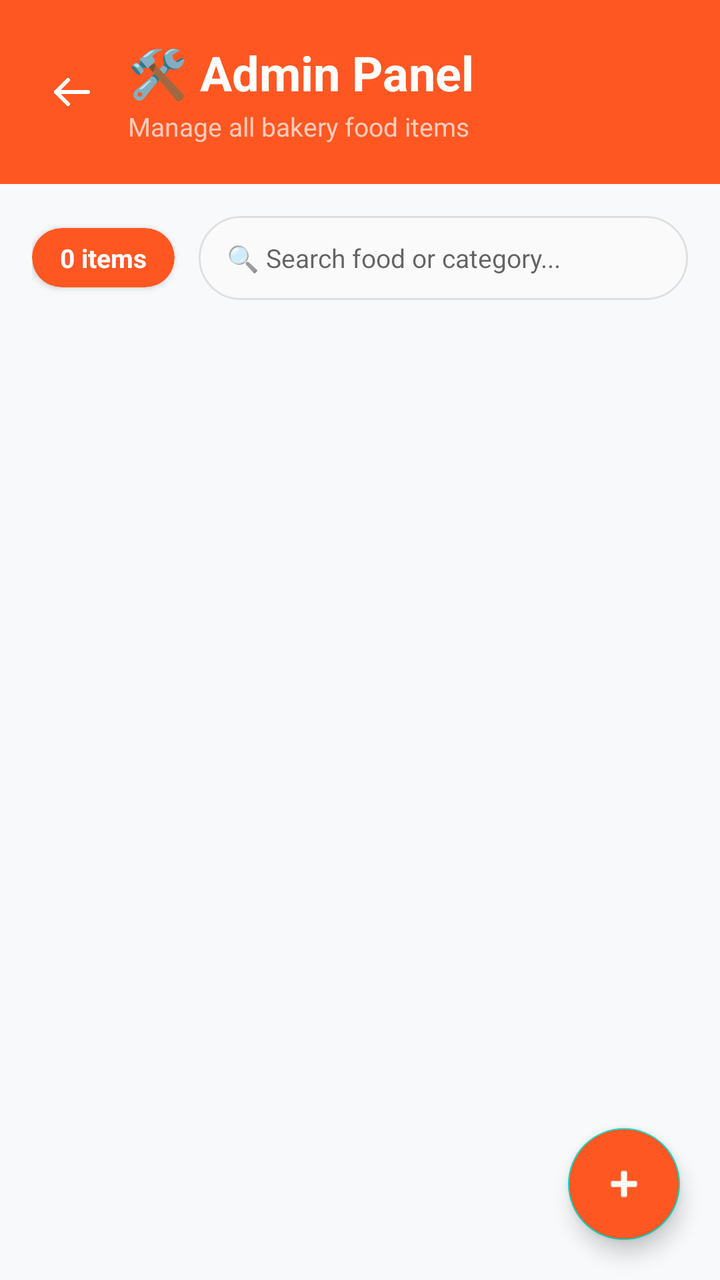
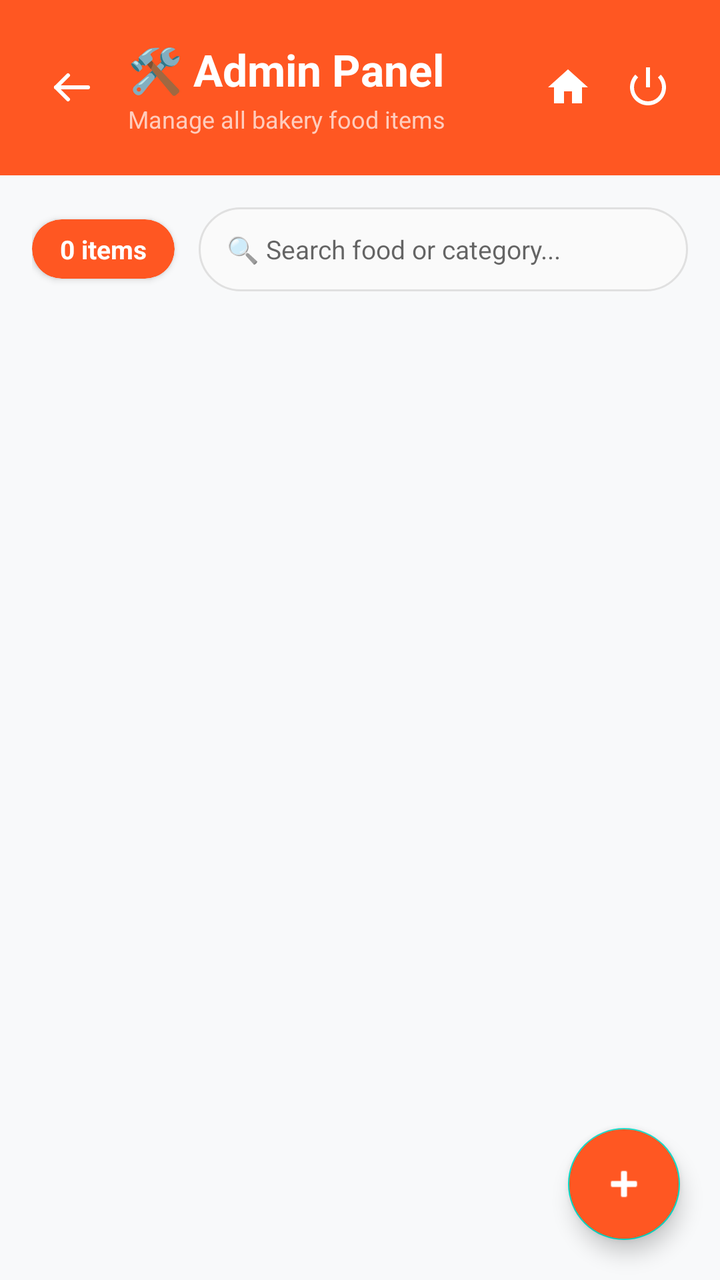

Before-and-after screenshots of an Android layout around one commit, followed by the original layout XML and the change that was made.
<!-- AndroidManifest.xml: application theme Theme.BakeBlissBakery -->
<!-- res/layout/activity_admin.xml -->
<?xml version="1.0" encoding="utf-8"?>
<androidx.constraintlayout.widget.ConstraintLayout
    xmlns:android="http://schemas.android.com/apk/res/android"
    xmlns:app="http://schemas.android.com/apk/res-auto"
    xmlns:tools="http://schemas.android.com/tools"
    android:id="@+id/main_admin_layout"
    android:layout_width="match_parent"
    android:layout_height="match_parent"
    android:background="#F8F9FA"
    tools:ignore="HardcodedText,TextContrast">

    
    <LinearLayout
        android:id="@+id/adminHeader"
        android:layout_width="match_parent"
        android:layout_height="wrap_content"
        android:background="#FF5722"
        android:orientation="vertical"
        android:paddingHorizontal="16dp"
        android:paddingTop="20dp"
        android:paddingBottom="20dp"
        app:layout_constraintTop_toTopOf="parent">

        <LinearLayout
            android:layout_width="match_parent"
            android:layout_height="wrap_content"
            android:orientation="horizontal"
            android:gravity="center_vertical">

            <ImageView
                android:id="@+id/btnBackAdmin"
                android:layout_width="40dp"
                android:layout_height="40dp"
                android:src="@drawable/ic_back_arrow"
                android:padding="8dp"
                app:tint="#FFFFFF"
                android:background="?attr/selectableItemBackgroundBorderless"
                android:clickable="true"
                android:focusable="true"
                android:contentDescription="Back" />

            <LinearLayout
                android:layout_width="0dp"
                android:layout_height="wrap_content"
                android:layout_weight="1"
                android:layout_marginStart="8dp"
                android:orientation="vertical">

                <TextView
                    android:layout_width="wrap_content"
                    android:layout_height="wrap_content"
                    android:text="🛠️ Admin Panel"
                    android:textColor="#FFFFFF"
                    android:textSize="24sp"
                    android:textStyle="bold" />

                <TextView
                    android:layout_width="wrap_content"
                    android:layout_height="wrap_content"
                    android:layout_marginTop="2dp"
                    android:text="Manage all bakery food items"
                    android:textColor="#FFCCBC"
                    android:textSize="13sp" />
            </LinearLayout>
        </LinearLayout>
    </LinearLayout>

    
    <LinearLayout
        android:id="@+id/statsRow"
        android:layout_width="match_parent"
        android:layout_height="wrap_content"
        android:orientation="horizontal"
        android:padding="16dp"
        android:gravity="center_vertical"
        app:layout_constraintTop_toBottomOf="@id/adminHeader">

        
        <androidx.cardview.widget.CardView
            android:layout_width="wrap_content"
            android:layout_height="wrap_content"
            android:layout_marginEnd="12dp"
            app:cardBackgroundColor="#FF5722"
            app:cardCornerRadius="20dp"
            app:cardElevation="2dp">

            <TextView
                android:id="@+id/tvAdminItemCount"
                android:layout_width="wrap_content"
                android:layout_height="wrap_content"
                android:paddingHorizontal="14dp"
                android:paddingVertical="6dp"
                android:text="0 items"
                android:textColor="#FFFFFF"
                android:textSize="13sp"
                android:textStyle="bold" />
        </androidx.cardview.widget.CardView>

        
        <EditText
            android:id="@+id/etAdminSearch"
            android:layout_width="0dp"
            android:layout_height="42dp"
            android:layout_weight="1"
            android:background="@drawable/bg_search_bar"
            android:hint="🔍 Search food or category..."
            android:textSize="13sp"
            android:paddingHorizontal="14dp"
            android:inputType="text"
            android:imeOptions="actionSearch"
            android:singleLine="true" />
    </LinearLayout>

    
    <androidx.recyclerview.widget.RecyclerView
        android:id="@+id/rvAdminFood"
        android:layout_width="match_parent"
        android:layout_height="0dp"
        android:paddingHorizontal="12dp"
        android:paddingBottom="80dp"
        android:clipToPadding="false"
        app:layout_constraintBottom_toBottomOf="parent"
        app:layout_constraintTop_toBottomOf="@id/statsRow" />

    
    <LinearLayout
        android:id="@+id/layoutAdminEmpty"
        android:layout_width="wrap_content"
        android:layout_height="wrap_content"
        android:gravity="center"
        android:orientation="vertical"
        android:visibility="gone"
        app:layout_constraintBottom_toBottomOf="parent"
        app:layout_constraintEnd_toEndOf="parent"
        app:layout_constraintStart_toStartOf="parent"
        app:layout_constraintTop_toBottomOf="@id/statsRow">

        <TextView
            android:layout_width="wrap_content"
            android:layout_height="wrap_content"
            android:text="🍞"
            android:textSize="60sp" />

        <TextView
            android:layout_width="wrap_content"
            android:layout_height="wrap_content"
            android:layout_marginTop="12dp"
            android:text="No food items found"
            android:textColor="#757575"
            android:textSize="16sp"
            android:textStyle="bold" />

        <TextView
            android:layout_width="wrap_content"
            android:layout_height="wrap_content"
            android:layout_marginTop="6dp"
            android:text="Tap + to add a new item"
            android:textColor="#AAAAAA"
            android:textSize="13sp" />
    </LinearLayout>

    
    <com.google.android.material.floatingactionbutton.FloatingActionButton
        android:id="@+id/fabAddFood"
        android:layout_width="wrap_content"
        android:layout_height="wrap_content"
        android:layout_margin="20dp"
        android:backgroundTint="#FF5722"
        android:contentDescription="Add Food Item"
        android:src="@android:drawable/ic_input_add"
        app:tint="#FFFFFF"
        app:fabSize="normal"
        app:layout_constraintBottom_toBottomOf="parent"
        app:layout_constraintEnd_toEndOf="parent" />

</androidx.constraintlayout.widget.ConstraintLayout>
<!-- resources referenced by this layout -->
<resources>
  <!-- drawable bg_search_bar (drawable) -->
  <?xml version="1.0" encoding="utf-8"?>
  <shape xmlns:android="http://schemas.android.com/apk/res/android">
      <solid android:color="#FAFAFA" />
      <stroke android:width="1dp" android:color="#E0E0E0" />
      <corners android:radius="25dp" />
  </shape>
  <!-- drawable ic_back_arrow (drawable) -->
  <vector xmlns:android="http://schemas.android.com/apk/res/android"
      android:width="24dp"
      android:height="24dp"
      android:viewportWidth="24"
      android:viewportHeight="24">
      <path
          android:fillColor="@android:color/transparent"
          android:pathData="M20,12L4,12"
          android:strokeWidth="2"
          android:strokeColor="#1A1A1A"
          android:strokeLineCap="round"
          android:strokeLineJoin="round"/>
      <path
          android:fillColor="@android:color/transparent"
          android:pathData="M10,18l-6,-6 6,-6"
          android:strokeWidth="2"
          android:strokeColor="#1A1A1A"
          android:strokeLineCap="round"
          android:strokeLineJoin="round"/>
  </vector>
  <style name="Theme.BakeBlissBakery" parent="Theme.MaterialComponents.Light.NoActionBar">
          <item name="colorPrimary">@color/colorPrimary</item>
          <item name="colorPrimaryDark">@color/colorPrimaryDark</item>
          <item name="colorAccent">@color/colorAccent</item>
          <item name="android:statusBarColor">@color/white</item>
          <item name="android:windowLightStatusBar">true</item>
      </style>
  <color name="colorPrimary">#FF4B1F</color>
  <color name="colorPrimaryDark">#D84315</color>
  <color name="colorAccent">#FF5722</color>
  <color name="white">#FFFFFFFF</color>
</resources>

<!-- the commit's change to res/layout/activity_admin.xml (unified diff, before → after) -->
@@ -51,7 +51,7 @@
                     android:layout_height="wrap_content"
                     android:text="🛠️ Admin Panel"
                     android:textColor="#FFFFFF"
-                    android:textSize="24sp"
+                    android:textSize="22sp"
                     android:textStyle="bold" />
 
                 <TextView
@@ -60,8 +60,32 @@
                     android:layout_marginTop="2dp"
                     android:text="Manage all bakery food items"
                     android:textColor="#FFCCBC"
-                    android:textSize="13sp" />
+                    android:textSize="12sp" />
             </LinearLayout>
+
+            <ImageView
+                android:id="@+id/btnAdminStore"
+                android:layout_width="40dp"
+                android:layout_height="40dp"
+                android:src="@drawable/ic_home"
+                android:padding="8dp"
+                app:tint="#FFFFFF"
+                android:background="?attr/selectableItemBackgroundBorderless"
+                android:clickable="true"
+                android:focusable="true"
+                android:contentDescription="Storefront" />
+
+            <ImageView
+                android:id="@+id/btnAdminLogout"
+                android:layout_width="40dp"
+                android:layout_height="40dp"
+                android:src="@android:drawable/ic_lock_power_off"
+                android:padding="8dp"
+                app:tint="#FFFFFF"
+                android:background="?attr/selectableItemBackgroundBorderless"
+                android:clickable="true"
+                android:focusable="true"
+                android:contentDescription="Logout" />
         </LinearLayout>
     </LinearLayout>
 
<!-- resource entries referenced after the edit -->
@@ -28,6 +28,17 @@
           android:strokeLineCap="round"
           android:strokeLineJoin="round"/>
   </vector>
+  <!-- drawable ic_home (drawable) -->
+  <?xml version="1.0" encoding="utf-8"?>
+  <vector xmlns:android="http://schemas.android.com/apk/res/android"
+      android:width="24dp"
+      android:height="24dp"
+      android:viewportWidth="24"
+      android:viewportHeight="24">
+      <path
+          android:fillColor="#FF5722"
+          android:pathData="M10,20v-6h4v6h5v-8h3L12,3 2,12h3v8z"/>
+  </vector>
   <style name="Theme.BakeBlissBakery" parent="Theme.MaterialComponents.Light.NoActionBar">
           <item name="colorPrimary">@color/colorPrimary</item>
           <item name="colorPrimaryDark">@color/colorPrimaryDark</item>
